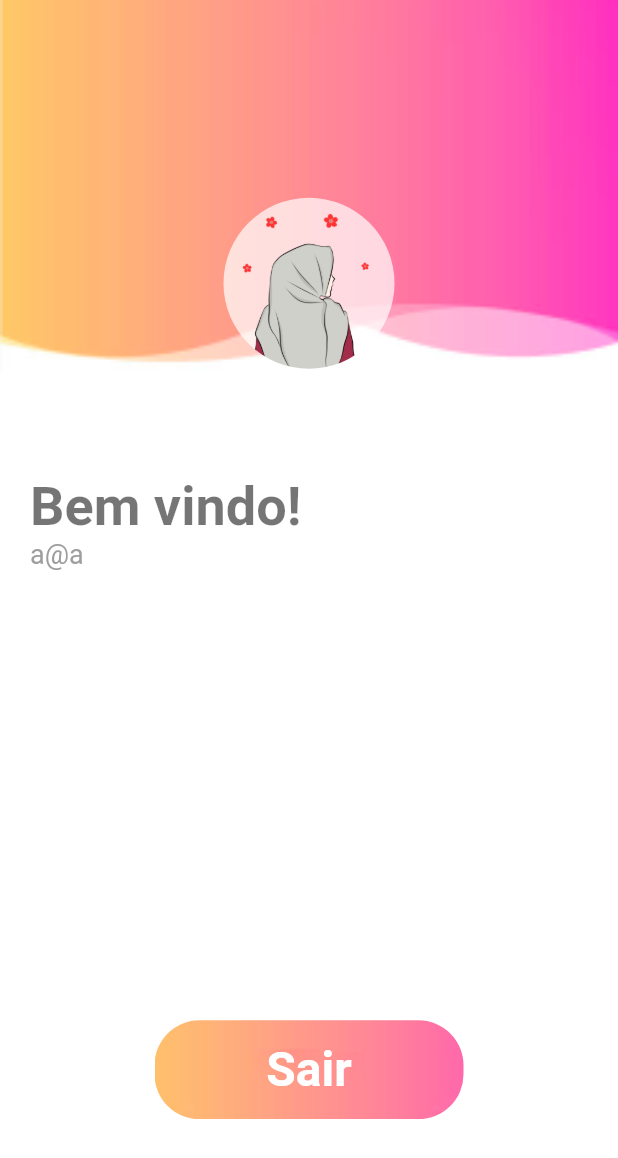
After one commit to GabrielSOliv/LoginPage, a Flutter app: the WelcomePage screen opened directly, on a phone screen of 412 x 824 dp. The commit adds this screen. Shown: the top 1158 px of the screen. Run offline on Flutter 3.47's test engine with Material 2 defaults, Android fonts, the phone set to English and light mode, and no system bars; our stand-ins replace get.

Commit message:
Welcome e Sign Up pages completas

```diff
--- /dev/null
+++ b/lib/welcome_page.dart
@@ -0,0 +1,91 @@
+import 'package:flutter/material.dart';
+
+class WelcomePage extends StatelessWidget {
+  const WelcomePage({Key? key}) : super(key: key);
+
+  @override
+  Widget build(BuildContext context) {
+    double widthCell = MediaQuery.of(context).size.width;
+    double heightCell = MediaQuery.of(context).size.height;
+    return Scaffold(
+        backgroundColor: Colors.white,
+        body: Column(
+          children: [
+            Container(
+              width: widthCell,
+              height: heightCell*0.3,
+              decoration: const BoxDecoration(
+                  image: DecorationImage(
+                      image: AssetImage(
+                          "img/signup.png"
+                      ),
+                      fit: BoxFit.cover
+                  )
+              ),
+              child: Column(
+                children: [
+                  SizedBox(height: heightCell*0.16,),
+                  CircleAvatar(
+                    backgroundColor: Colors.white70,
+                    radius: 57,
+                    backgroundImage: AssetImage(
+                        "img/profile1.png"
+                    ),
+                  )
+                ],
+              ),
+            ),
+            SizedBox(height: 70,),
+            Container(
+              width: widthCell,
+              margin: const EdgeInsets.only(left: 20),
+              child: Column(
+                crossAxisAlignment: CrossAxisAlignment.start,
+                children: [
+                  Text(
+                      "Bem vindo!",
+                      style: TextStyle(
+                          fontSize: 36,
+                          fontWeight: FontWeight.bold,
+                          color: Colors.black54
+                      )
+                  ),
+                  Text(
+                      "a@a",
+                      style: TextStyle(
+                        fontSize: 18,
+                        color: Colors.grey[500],
+                      )
+                  ),
+                ],
+              ),
+            ),
+            SizedBox(height: 300,),
+            Container(
+              width: widthCell*0.5,
+              height: heightCell*0.08,
+              decoration: BoxDecoration(
+                  borderRadius: BorderRadius.circular(30.0),
+                  image: DecorationImage(
+                      image: AssetImage(
+                          "img/loginbtn.png"
+                      ),
+                      fit: BoxFit.cover
+                  )
+              ),
+              child: Center(
+                child: const Text(
+                    "Sair",
+                    style: TextStyle(
+                      fontSize: 32,
+                      fontWeight: FontWeight.bold,
+                      color: Colors.white,
+                    )
+                ),
+              ),
+            ),
+          ],
+        )
+    );
+  }
+}
--- a/pubspec.yaml
+++ b/pubspec.yaml
@@ -35,10 +35,12 @@ dependencies:
   # The following adds the Cupertino Icons font to your application.
   # Use with the CupertinoIcons class for iOS style icons.
   cupertino_icons: ^1.0.2
+  get:
 
 dev_dependencies:
   flutter_test:
     sdk: flutter
+
 
   # The "flutter_lints" package below contains a set of recommended lints to
   # encourage good coding practices. The lint set provided by the package is
```
Also changed, not shown: lib/login_page.dart (+10 -2 lines), lib/main.dart (+6 -4 lines), lib/signup_page.dart (added, +194 -0 lines), pubspec.lock.
